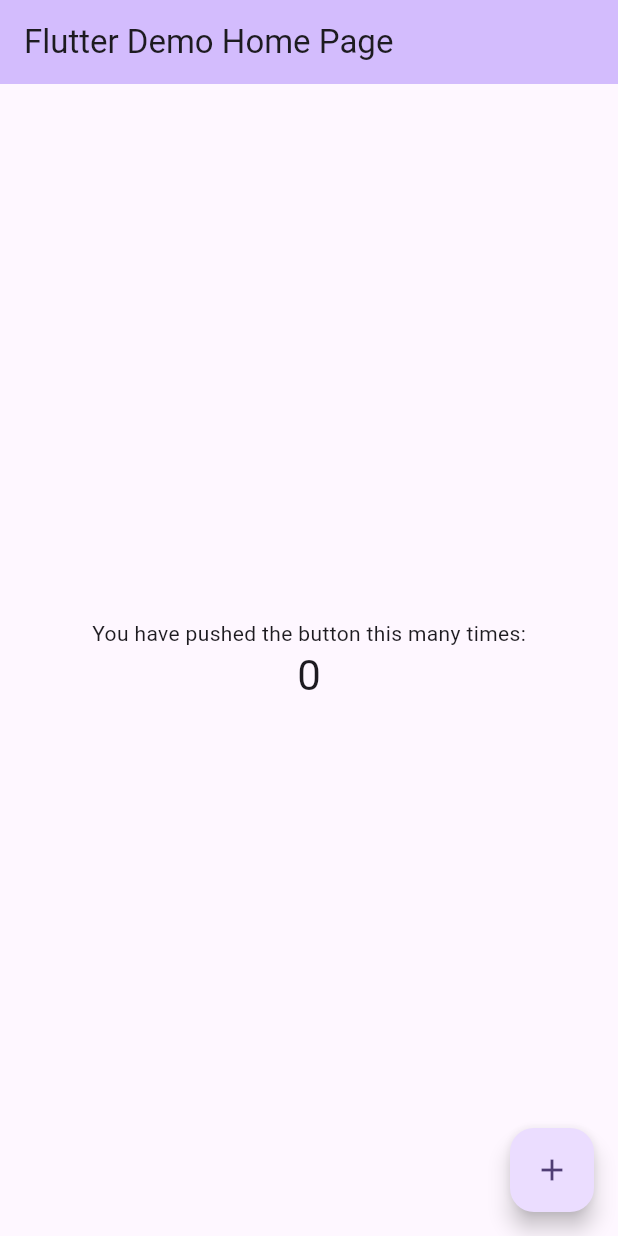
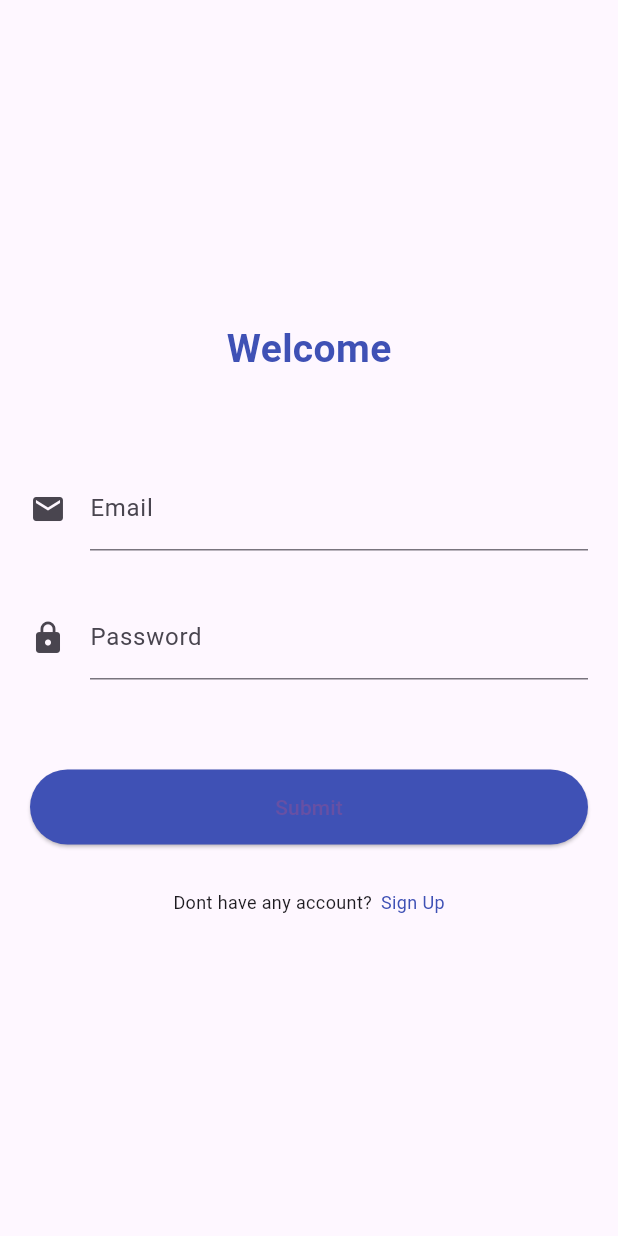
Before and after one commit to arifwp/reqres_flutter, a Flutter app: the screen it shows after launch, on a phone screen of 412 x 824 dp. Run offline on Flutter 3.47's test engine with Material 3 defaults, Android fonts, the phone set to English and light mode, and no system bars; our stand-ins replace shared_preferences.

Commit message:
add auth screens

```diff
--- /dev/null
+++ b/lib/auth/screens/login_screen.dart
@@ -0,0 +1,114 @@
+import 'package:flutter/material.dart';
+import 'package:reqres_flutter/auth/screens/register_screen.dart';
+import 'package:reqres_flutter/common/custom_button.dart';
+import 'package:reqres_flutter/common/custom_textfield.dart';
+import 'package:reqres_flutter/constants/global_variable.dart';
+
+class LoginScreen extends StatefulWidget {
+  static const String routeName = '/login-screen';
+  const LoginScreen({super.key});
+
+  @override
+  State<LoginScreen> createState() => _LoginScreenState();
+}
+
+class _LoginScreenState extends State<LoginScreen> {
+  final TextEditingController _emailController = TextEditingController();
+  final TextEditingController _passwordController = TextEditingController();
+
+  @override
+  void dispose() {
+    super.dispose();
+    _emailController.dispose();
+    _passwordController.dispose();
+  }
+
+  void toRegister() {
+    Navigator.pushNamed(context, RegisterScreen.routeName);
+  }
+
+  @override
+  Widget build(BuildContext context) {
+    return Scaffold(
+      body: SafeArea(
+        child: Padding(
+          padding: const EdgeInsets.all(20.0),
+          child: Column(
+            mainAxisAlignment: MainAxisAlignment.center,
+            crossAxisAlignment: CrossAxisAlignment.center,
+            children: [
+              const Row(
+                mainAxisAlignment: MainAxisAlignment.center,
+                children: [
+                  Text(
+                    'Welcome',
+                    style: TextStyle(
+                      color: GlobalVariables.mainColor,
+                      fontWeight: FontWeight.bold,
+                      fontSize: 26,
+                    ),
+                  )
+                ],
+              ),
+              const SizedBox(
+                height: 30,
+              ),
+              const SizedBox(
+                height: 30,
+              ),
+              CustomTextField(
+                controller: _emailController,
+                hintText: 'Email',
+                icon: const Icon(Icons.email),
+                inputType: TextInputType.emailAddress,
+              ),
+              const SizedBox(
+                height: 30,
+              ),
+              CustomTextField(
+                controller: _passwordController,
+                hintText: 'Password',
+                icon: const Icon(Icons.lock),
+                inputType: TextInputType.visiblePassword,
+                isObscureText: true,
+              ),
+              const SizedBox(
+                height: 60,
+              ),
+              CustomButton(text: 'Sign in', onTap: () {}),
+              const SizedBox(
+                height: 30,
+              ),
+              Row(
+                mainAxisAlignment: MainAxisAlignment.center,
+                children: [
+                  const Text(
+                    'Dont have any account?',
+                    style: TextStyle(
+                      fontWeight: FontWeight.normal,
+                      fontSize: 12,
+                    ),
+                  ),
+                  const SizedBox(
+                    width: 6,
+                  ),
+                  GestureDetector(
+                    onTap: toRegister,
+                    child: const Text(
+                      'Sign Up',
+                      style: TextStyle(
+                        fontWeight: FontWeight.normal,
+                        fontSize: 12,
+                        color: GlobalVariables.mainColor,
+                      ),
+                    ),
+                  ),
+                ],
+              )
+            ],
+          ),
+        ),
+      ),
+    );
+  }
+}
--- /dev/null
+++ b/lib/common/custom_button.dart
@@ -0,0 +1,22 @@
+import 'package:flutter/material.dart';
+import 'package:reqres_flutter/constants/global_variable.dart';
+
+class CustomButton extends StatelessWidget {
+  final String text;
+  final VoidCallback onTap;
+  const CustomButton({super.key, required this.text, required this.onTap});
+
+  @override
+  Widget build(BuildContext context) {
+    return ElevatedButton(
+      onPressed: onTap,
+      child: const Text(
+        'Submit',
+      ),
+      style: ElevatedButton.styleFrom(
+        minimumSize: const Size(double.infinity, 50),
+        backgroundColor: GlobalVariables.mainColor,
+      ),
+    );
+  }
+}
--- /dev/null
+++ b/lib/common/custom_textfield.dart
@@ -0,0 +1,36 @@
+import 'package:flutter/material.dart';
+
+class CustomTextField extends StatelessWidget {
+  final TextEditingController controller;
+  final String hintText;
+  final Icon icon;
+  final TextInputType inputType;
+  final bool isObscureText;
+  const CustomTextField({
+    super.key,
+    required this.controller,
+    required this.hintText,
+    required this.icon,
+    required this.inputType,
+    this.isObscureText = false,
+  });
+
+  @override
+  Widget build(BuildContext context) {
+    return Column(
+      mainAxisAlignment: MainAxisAlignment.center,
+      children: [
+        TextFormField(
+          controller: controller,
+          keyboardType: inputType,
+          obscureText: isObscureText,
+          decoration: InputDecoration(
+            labelText: hintText,
+            hintText: hintText,
+            icon: icon,
+          ),
+        ),
+      ],
+    );
+  }
+}
--- /dev/null
+++ b/lib/constants/global_variable.dart
@@ -0,0 +1,9 @@
+import 'package:flutter/material.dart';
+
+String uri = 'https://reqres.in/api/';
+
+class GlobalVariables {
+  static const mainColor = Color(0xff3F51B5);
+  static const regularTextColor = Color(0xff858585);
+  static const secondaryTextColor = Color(0xff7BC1B7);
+}
--- a/lib/main.dart
+++ b/lib/main.dart
@@ -1,125 +1,22 @@
 import 'package:flutter/material.dart';
+import 'package:reqres_flutter/auth/screens/login_screen.dart';
+import 'package:reqres_flutter/auth/screens/register_screen.dart';
+import 'package:reqres_flutter/router.dart';
 
 void main() {
-  runApp(const MyApp());
+  runApp(MyApp());
 }
 
 class MyApp extends StatelessWidget {
   const MyApp({super.key});
 
-  // This widget is the root of your application.
   @override
   Widget build(BuildContext context) {
     return MaterialApp(
-      title: 'Flutter Demo',
-      theme: ThemeData(
-        // This is the theme of your application.
-        //
-        // TRY THIS: Try running your application with "flutter run". You'll see
-        // the application has a blue toolbar. Then, without quitting the app,
-        // try changing the seedColor in the colorScheme below to Colors.green
-        // and then invoke "hot reload" (save your changes or press the "hot
-        // reload" button in a Flutter-supported IDE, or press "r" if you used
-        // the command line to start the app).
-        //
-        // Notice that the counter didn't reset back to zero; the application
-        // state is not lost during the reload. To reset the state, use hot
-        // restart instead.
-        //
-        // This works for code too, not just values: Most code changes can be
-        // tested with just a hot reload.
-        colorScheme: ColorScheme.fromSeed(seedColor: Colors.deepPurple),
-        useMaterial3: true,
-      ),
-      home: const MyHomePage(title: 'Flutter Demo Home Page'),
+      onGenerateRoute: (settings) => generateRoute(settings),
+      debugShowCheckedModeBanner: false,
+      title: 'reqres flutter',
+      home: const LoginScreen(),
     );
   }
 }
-
-class MyHomePage extends StatefulWidget {
-  const MyHomePage({super.key, required this.title});
-
-  // This widget is the home page of your application. It is stateful, meaning
-  // that it has a State object (defined below) that contains fields that affect
-  // how it looks.
-
-  // This class is the configuration for the state. It holds the values (in this
-  // case the title) provided by the parent (in this case the App widget) and
-  // used by the build method of the State. Fields in a Widget subclass are
-  // always marked "final".
-
-  final String title;
-
-  @override
-  State<MyHomePage> createState() => _MyHomePageState();
-}
-
-class _MyHomePageState extends State<MyHomePage> {
-  int _counter = 0;
-
-  void _incrementCounter() {
-    setState(() {
-      // This call to setState tells the Flutter framework that something has
-      // changed in this State, which causes it to rerun the build method below
-      // so that the display can reflect the updated values. If we changed
-      // _counter without calling setState(), then the build method would not be
-      // called again, and so nothing would appear to happen.
-      _counter++;
-    });
-  }
-
-  @override
-  Widget build(BuildContext context) {
-    // This method is rerun every time setState is called, for instance as done
-    // by the _incrementCounter method above.
-    //
-    // The Flutter framework has been optimized to make rerunning build methods
-    // fast, so that you can just rebuild anything that needs updating rather
-    // than having to individually change instances of widgets.
-    return Scaffold(
-      appBar: AppBar(
-        // TRY THIS: Try changing the color here to a specific color (to
-        // Colors.amber, perhaps?) and trigger a hot reload to see the AppBar
-        // change color while the other colors stay the same.
-        backgroundColor: Theme.of(context).colorScheme.inversePrimary,
-        // Here we take the value from the MyHomePage object that was created by
-        // the App.build method, and use it to set our appbar title.
-        title: Text(widget.title),
-      ),
-      body: Center(
-        // Center is a layout widget. It takes a single child and positions it
-        // in the middle of the parent.
-        child: Column(
-          // Column is also a layout widget. It takes a list of children and
-          // arranges them vertically. By default, it sizes itself to fit its
-          // children horizontally, and tries to be as tall as its parent.
-          //
-          // Column has various properties to control how it sizes itself and
-          // how it positions its children. Here we use mainAxisAlignment to
-          // center the children vertically; the main axis here is the vertical
-          // axis because Columns are vertical (the cross axis would be
-          // horizontal).
-          //
-          // TRY THIS: Invoke "debug painting" (choose the "Toggle Debug Paint"
-          // action in the IDE, or press "p" in the console), to see the
-          // wireframe for each widget.
-          mainAxisAlignment: MainAxisAlignment.center,
-          children: <Widget>[
-            const Text(
-              'You have pushed the button this many times:',
-            ),
-            Text(
-              '$_counter',
-              style: Theme.of(context).textTheme.headlineMedium,
-            ),
-          ],
-        ),
-      ),
-      floatingActionButton: FloatingActionButton(
-        onPressed: _incrementCounter,
-        tooltip: 'Increment',
-        child: const Icon(Icons.add),
-      ), // This trailing comma makes auto-formatting nicer for build methods.
-    );
-  }
-}
--- /dev/null
+++ b/lib/models/user.dart
@@ -0,0 +1,63 @@
+import 'dart:convert';
+
+class User {
+  final String id;
+  final String email;
+  final String password;
+  final String first_name;
+  final String last_name;
+  final String avatar;
+
+  User({
+    required this.id,
+    required this.email,
+    required this.password,
+    required this.first_name,
+    required this.last_name,
+    required this.avatar,
+  });
+
+  Map<String, dynamic> toMap() {
+    return {
+      'id': id,
+      'email': email,
+      'password': password,
+      'first_name': first_name,
+      'last_name': last_name,
+      'avatar': avatar,
+    };
+  }
+
+  factory User.fromMap(Map<String, dynamic> map) {
+    return User(
+      id: map['_id'],
+      email: map['email'],
+      password: map['password'],
+      first_name: map['first_name'],
+      last_name: map['last_name'],
+      avatar: map['avatar'],
+    );
+  }
+
+  String toJson() => json.encode(toMap());
+
+  factory User.fromJson(String source) => User.fromMap(json.decode(source));
+
+  User copyWith({
+    String? id,
+    String? email,
+    String? password,
+    String? first_name,
+    String? last_name,
+    String? avatar,
+  }) {
+    return User(
+      id: id ?? this.id,
+      email: email ?? this.email,
+      password: password ?? this.password,
+      first_name: first_name ?? this.first_name,
+      last_name: last_name ?? this.last_name,
+      avatar: avatar ?? this.avatar,
+    );
+  }
+}
--- a/pubspec.yaml
+++ b/pubspec.yaml
@@ -35,6 +35,9 @@ dependencies:
   # The following adds the Cupertino Icons font to your application.
   # Use with the CupertinoIcons class for iOS style icons.
   cupertino_icons: ^1.0.2
+  http: ^1.1.0
+  provider: ^6.1.1
+  shared_preferences: ^2.2.2
 
 dev_dependencies:
   flutter_test:
```
Also changed, not shown: lib/auth/screens/register_screen.dart (added, +113 -0 lines), lib/auth/services/auth_service.dart (added, +50 -0 lines), lib/constants/error_handling.dart (added, +25 -0 lines), lib/constants/utils.dart (added, +9 -0 lines), lib/home/home_screen.dart (added, +13 -0 lines), lib/providers/user_provider.dart (added, +20 -0 lines), lib/router.dart (added, +26 -0 lines), pubspec.lock, 1 other file.
